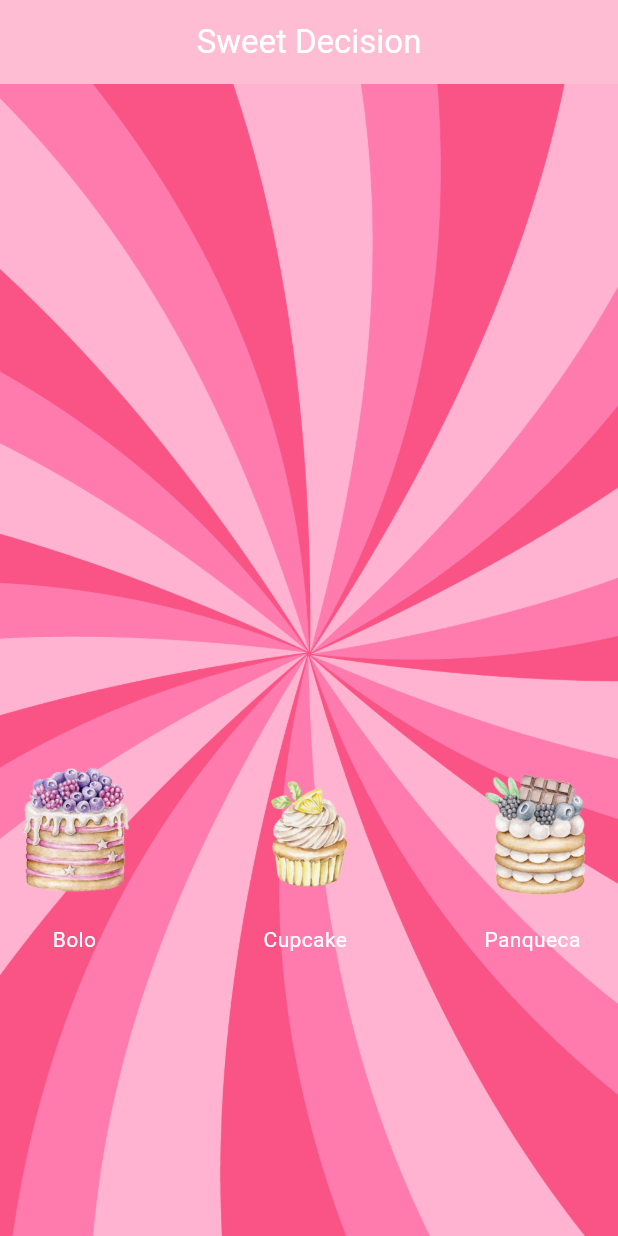
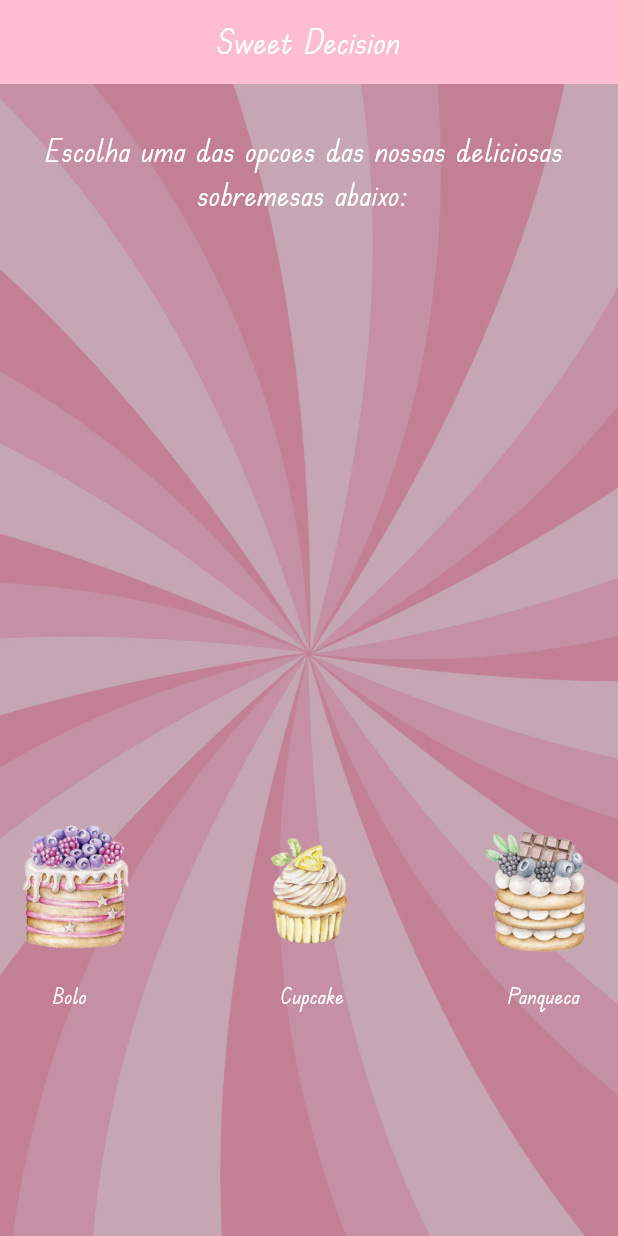
Before and after one commit to niz25/flutter_ddm, a Flutter app: the screen it shows after launch, on a phone screen of 412 x 824 dp. Run offline on Flutter 3.47's test engine with Material 3 defaults, Android fonts, the phone set to English and light mode, and no system bars.

Commit message:
Exercício finalizado: navegação, fontes e imagens feitos/ajustados

```diff
--- a/lib/home.dart
+++ b/lib/home.dart
@@ -4,6 +4,7 @@ import 'package:exercicio_navegacao/pancake.dart';
 import 'package:flutter/material.dart';
 
 class MyHome extends StatefulWidget {
+
   const MyHome({super.key});
 
   @override
@@ -11,13 +12,17 @@ class MyHome extends StatefulWidget {
 }
 
 class _MyHomeState extends State<MyHome> {
+  List<String> bolo = ["Bolo de Chocolate = R\$35,00", "Bolo Formigueiro = R\$30,00", "Bolo de Laranja: R\$30,00"];
+  List<String> cupcake = ["Cupcake de Morango = R\$10,00", "Cupcake de Chololate com Recheio de Brigadeiro = R\$18,00", "Cupcake de Baunilha = R\$10,00"];
+  List<String> panquecas = ["Panqueca de Chocolate com Morango = R\$20,00", "Panqueca de Cholate com Banana e Pasta de Amendoim = R\$35,00", "Panqueca Clássica Americana (Manteiga e Xarope) = R\$38,00"];
+
   @override
   Widget build(BuildContext context) {
     return Scaffold
     (
       appBar: AppBar
       (
-        title: Text("Sweet Decision", style: TextStyle(color: Colors.white),),
+        title: Text("Sweet Decision", style: TextStyle(color: Colors.white, fontFamily: 'EduTASBeginner'),),
         backgroundColor: const Color.fromARGB(255, 255, 189, 211),
         centerTitle: true,
       ),
@@ -34,11 +39,28 @@ class _MyHomeState extends State<MyHome> {
             fit: BoxFit.cover,
           ),
         ),
+        child: Container(
+          decoration: BoxDecoration(
+            color: Colors.grey.withOpacity(0.6), // Ajuste a opacidade aqui
+          ),
         child: Column
         (
           children:
           [
-            SizedBox(height: 450,),
+            Padding
+            (
+              padding: EdgeInsets.all(30),
+              child: Column
+              (
+                mainAxisAlignment: MainAxisAlignment.center,
+                children:
+                [
+                  Text("Escolha uma das opcoes das nossas deliciosas ", style: TextStyle(fontSize: 20, color: Colors.white, fontFamily: 'EduTASBeginner'),),
+                  Text("sobremesas abaixo: ", style: TextStyle(fontSize: 20, color: Colors.white, fontFamily: 'EduTASBeginner'))
+                ],
+              )
+            ),
+            SizedBox(height: 370,),
             Row
             (
               mainAxisAlignment: MainAxisAlignment.spaceBetween,
@@ -51,7 +73,7 @@ class _MyHomeState extends State<MyHome> {
                   (
                     child:  Image.asset('assets/images/cake.png', height: 100, width: 100,),
                     onTap: () {
-                      Navigator.push(context, MaterialPageRoute(builder: (context) => MyCake()));
+                      Navigator.push(context, MaterialPageRoute(builder: (context) => MyCake(bolo)));
                     },
                   ),
                 ),
@@ -63,7 +85,7 @@ class _MyHomeState extends State<MyHome> {
                   (
                     child:  Image.asset('assets/images/cupcakeLimao.png', height: 100, width: 100,),
                     onTap: () {
-                      Navigator.push(context, MaterialPageRoute(builder: (context) => MyCupcake()));
+                      Navigator.push(context, MaterialPageRoute(builder: (context) => MyCupcake(cupcake)));
                     },
                   ),
                 ),
@@ -75,7 +97,7 @@ class _MyHomeState extends State<MyHome> {
                   (
                     child:  Image.asset('assets/images/pancakes.png', height: 100, width: 100,),
                     onTap: () {
-                      Navigator.push(context, MaterialPageRoute(builder: (context) => MyPancake()));
+                      Navigator.push(context, MaterialPageRoute(builder: (context) => MyPancake(panquecas)));
                     },
                   ),
                 ),
@@ -91,13 +113,13 @@ class _MyHomeState extends State<MyHome> {
                 children:
                 [
 
-                  Text("Bolo", style: TextStyle(color: Colors.white),),
+                  Text("Bolo", style: TextStyle(color: Colors.white, fontFamily: 'EduTASBeginner'),),
                   Padding
                   (
                     padding: EdgeInsets.fromLTRB(35, 0, 15, 0),
-                    child: Text("Cupcake", style: TextStyle(color: Colors.white),),
+                    child: Text("Cupcake", style: TextStyle(color: Colors.white, fontFamily: 'EduTASBeginner'),),
                   ),
-                  Text("Panqueca", style: TextStyle(color: Colors.white),),
+                  Text("Panqueca", style: TextStyle(color: Colors.white, fontFamily: 'EduTASBeginner'),),
 
                 ],
               ),
@@ -106,6 +128,8 @@ class _MyHomeState extends State<MyHome> {
           ],
         ),
       ),
+      )
     );
   }
+
 }
--- a/lib/main.dart
+++ b/lib/main.dart
@@ -15,7 +15,7 @@ class MyApp extends StatelessWidget {
       debugShowCheckedModeBanner: false,
       title: 'Flutter Demo',
       theme: ThemeData(
-        colorScheme: ColorScheme.fromSeed(seedColor: Colors.deepPurple),
+        colorScheme: ColorScheme.fromSeed(seedColor: Colors.pink),
         useMaterial3: true,
       ),
       home: MyHome(),
```
Also changed, not shown: lib/cake.dart (+44 -2 lines), lib/cupcake.dart (+45 -2 lines), lib/pancake.dart (+45 -2 lines), pubspec.yaml (+4 -4 lines), assets/fonts/EduTASBeginner-Bold.ttf (added), assets/fonts/EduTASBeginner-Medium.ttf (added), assets/fonts/EduTASBeginner-Regular.ttf (added), assets/fonts/EduTASBeginner-SemiBold.ttf (added).
